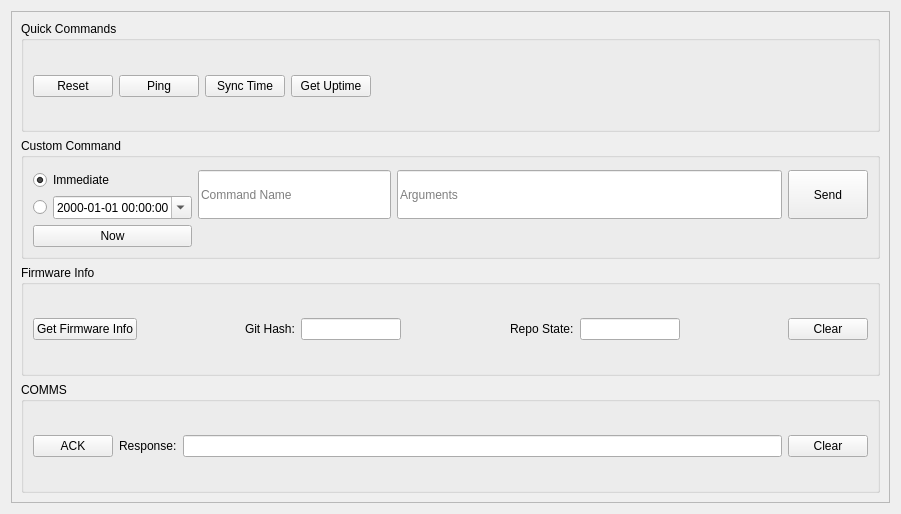
First picture: the form in alea-gsw/apps/alea-san-antonio/alea/sa/ui/control_panels/cmds_panel.ui, repository jumiknows/AleasatV2, before the edit.
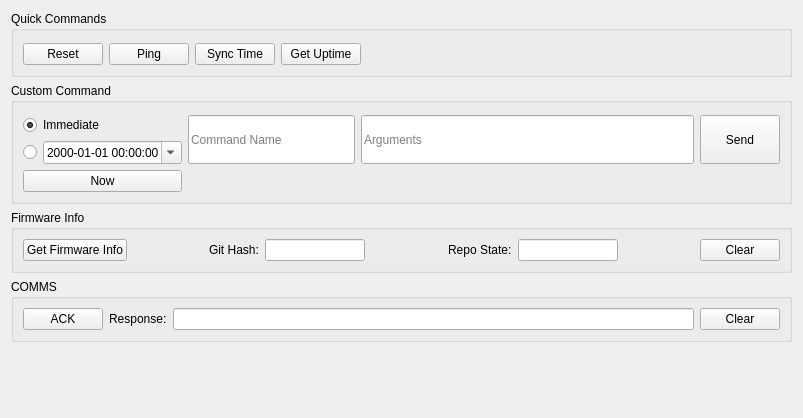
Second picture: the form after the edit.

The edit to the form file:
```diff
--- a/alea-gsw/apps/alea-san-antonio/alea/sa/ui/control_panels/cmds_panel.ui
+++ b/alea-gsw/apps/alea-san-antonio/alea/sa/ui/control_panels/cmds_panel.ui
@@ -6,8 +6,8 @@
    <rect>
     <x>0</x>
     <y>0</y>
-    <width>901</width>
-    <height>514</height>
+    <width>803</width>
+    <height>418</height>
    </rect>
   </property>
   <property name="windowTitle">
@@ -15,21 +15,6 @@
   </property>
   <layout class="QVBoxLayout" name="verticalLayout">
    <item>
-    <widget class="QScrollArea" name="scrollArea">
-     <property name="widgetResizable">
-      <bool>true</bool>
-     </property>
-     <widget class="QWidget" name="scrollAreaWidgetContents">
-      <property name="geometry">
-       <rect>
-        <x>0</x>
-        <y>0</y>
-        <width>877</width>
-        <height>490</height>
-       </rect>
-      </property>
-      <layout class="QVBoxLayout" name="verticalLayout_2">
-       <item>
         <widget class="QGroupBox" name="quick_cmds_box">
          <property name="title">
           <string>Quick Commands</string>
@@ -356,9 +341,18 @@
          </layout>
         </widget>
        </item>
-      </layout>
-     </widget>
-    </widget>
+   <item>
+    <spacer name="verticalSpacer">
+     <property name="orientation">
+      <enum>Qt::Vertical</enum>
+     </property>
+     <property name="sizeHint" stdset="0">
+      <size>
+       <width>20</width>
+       <height>40</height>
+      </size>
+     </property>
+    </spacer>
    </item>
   </layout>
  </widget>
```
Lines whose indentation alone changed are shown as unchanged.
